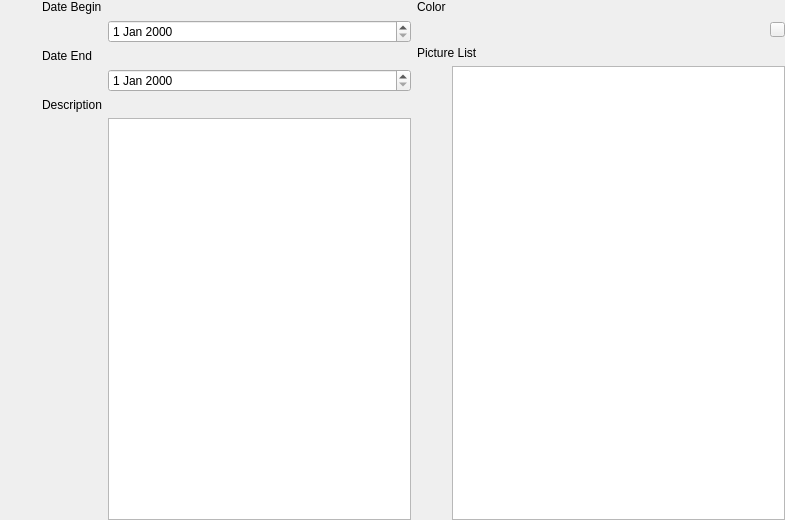
The window that Ui_ModuleEventEdit.ui (Holence/LifeTimeline) describes before a commit, drawn with Qt 5.
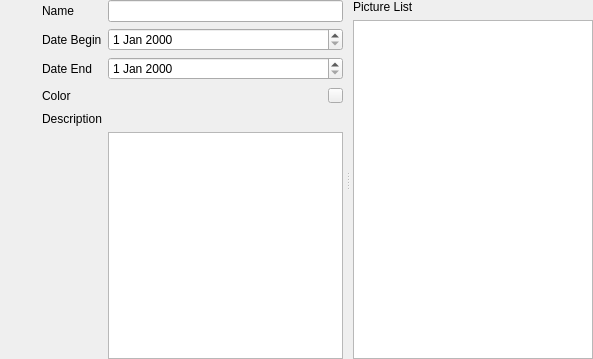
The same window after the commit.

Patch:
```diff
--- a/Ui_ModuleEventEdit.ui
+++ b/Ui_ModuleEventEdit.ui
@@ -6,14 +6,14 @@
    <rect>
     <x>0</x>
     <y>0</y>
-    <width>785</width>
-    <height>520</height>
+    <width>593</width>
+    <height>359</height>
    </rect>
   </property>
   <property name="windowTitle">
    <string>EventEdit</string>
   </property>
-  <layout class="QHBoxLayout" name="horizontalLayout_2">
+  <layout class="QVBoxLayout" name="verticalLayout_2">
    <property name="leftMargin">
     <number>42</number>
    </property>
@@ -27,19 +27,40 @@
     <number>0</number>
    </property>
    <item>
-    <layout class="QGridLayout" name="gridLayout_2">
+    <widget class="QSplitter" name="splitter">
+     <property name="orientation">
+      <enum>Qt::Horizontal</enum>
+     </property>
+     <property name="handleWidth">
+      <number>10</number>
+     </property>
+     <property name="childrenCollapsible">
+      <bool>false</bool>
+     </property>
+     <widget class="QWidget" name="layoutWidget">
+      <layout class="QGridLayout" name="gridLayout">
      <property name="spacing">
       <number>6</number>
      </property>
+       <item row="3" column="0">
+        <widget class="QLabel" name="label_4">
+         <property name="text">
+          <string>Color</string>
+         </property>
+        </widget>
+       </item>
+       <item row="5" column="1">
+        <widget class="QPlainTextEdit" name="plainTextEdit"/>
+       </item>
      <item row="0" column="0">
-      <widget class="QLabel" name="label">
+        <widget class="QLabel" name="label_6">
        <property name="text">
-        <string>Date Begin</string>
+          <string>Name</string>
        </property>
       </widget>
      </item>
-     <item row="1" column="1">
-      <widget class="QDateEdit" name="dateEdit_begin"/>
+       <item row="2" column="1">
+        <widget class="QDateEdit" name="dateEdit_end"/>
      </item>
      <item row="2" column="0">
       <widget class="QLabel" name="label_2">
@@ -48,31 +69,20 @@
        </property>
       </widget>
      </item>
-     <item row="3" column="1">
-      <widget class="QDateEdit" name="dateEdit_end"/>
-     </item>
-     <item row="4" column="0">
-      <widget class="QLabel" name="label_3">
-       <property name="text">
-        <string>Description</string>
-       </property>
-      </widget>
-     </item>
-     <item row="5" column="1">
-      <widget class="QPlainTextEdit" name="plainTextEdit"/>
-     </item>
-    </layout>
-   </item>
-   <item>
-    <layout class="QGridLayout" name="gridLayout">
-     <item row="0" column="0">
-      <widget class="QLabel" name="label_4">
-       <property name="text">
-        <string>Color</string>
-       </property>
-      </widget>
-     </item>
      <item row="1" column="1">
+        <widget class="QDateEdit" name="dateEdit_begin"/>
+       </item>
+       <item row="1" column="0">
+        <widget class="QLabel" name="label">
+         <property name="text">
+          <string>Date Begin</string>
+         </property>
+        </widget>
+       </item>
+       <item row="0" column="1">
+        <widget class="QLineEdit" name="lineEdit_name"/>
+       </item>
+       <item row="3" column="1">
       <layout class="QHBoxLayout" name="horizontalLayout">
        <item>
         <spacer name="horizontalSpacer">
@@ -111,17 +121,30 @@
        </item>
       </layout>
      </item>
-     <item row="2" column="0" colspan="2">
+       <item row="4" column="0">
+        <widget class="QLabel" name="label_3">
+         <property name="text">
+          <string>Description</string>
+         </property>
+        </widget>
+       </item>
+      </layout>
+     </widget>
+     <widget class="QWidget" name="layoutWidget1">
+      <layout class="QVBoxLayout" name="verticalLayout">
+       <item>
       <widget class="QLabel" name="label_5">
        <property name="text">
         <string>Picture List</string>
        </property>
       </widget>
      </item>
-     <item row="3" column="1">
+       <item>
       <widget class="QListWidget" name="listWidget"/>
      </item>
     </layout>
+     </widget>
+    </widget>
    </item>
   </layout>
  </widget>
```
Lines whose indentation alone changed are shown as unchanged.
